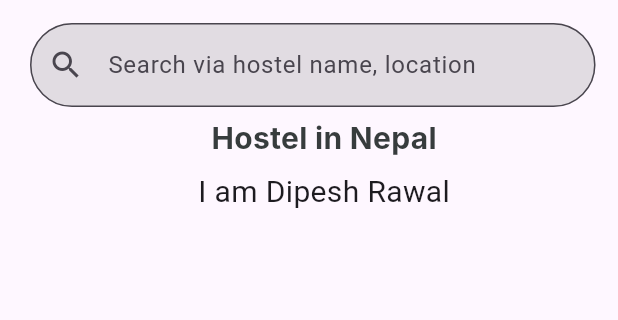
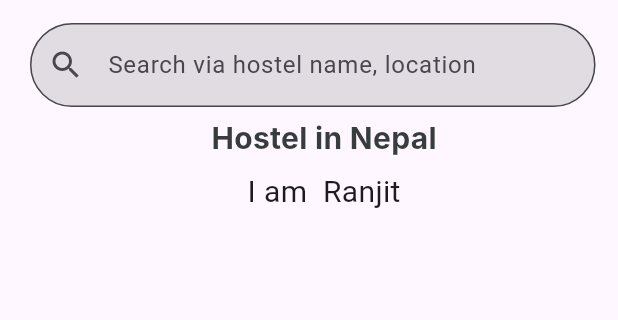
Before and after one commit to dipeshrawal/Hostel_Finder, a Flutter app: the Visitor_Dashboard screen opened directly, on a phone screen of 412 x 824 dp, the part 61-381 px from its top. Run offline on Flutter 3.47's test engine with Material 3 defaults, Android fonts, the phone set to English and light mode, and no system bars; our stand-ins replace get, icons_plus; Roboto replaces fonts that are missing (Inter).

Commit message:
ranjit update

```diff
--- a/lib/Visitor_Dashboard.dart
+++ b/lib/Visitor_Dashboard.dart
@@ -68,7 +68,7 @@ class Visitor_Dashboard_state extends State<Visitor_Dashboard>{
               SizedBox(height: 20,),
 
               Container(
-                child: Text("I am Dipesh Rawal", style: TextStyle(fontSize: 20),),
+                child: Text("I am  Ranjit", style: TextStyle(fontSize: 20),),
               ),
             ],
           ),
--- a/pubspec.yaml
+++ b/pubspec.yaml
@@ -19,7 +19,7 @@ publish_to: 'none' # Remove this line if you wish to publish to pub.dev
 version: 1.0.0+1
 
 environment:
-  sdk: '>=3.2.0 <4.0.0'
+  sdk: '>=3.1.1 <4.0.0'
 
 # Dependencies specify other packages that your package needs in order to work.
 # To automatically upgrade your package dependencies to the latest versions
```
Also changed, not shown: pubspec.lock.
